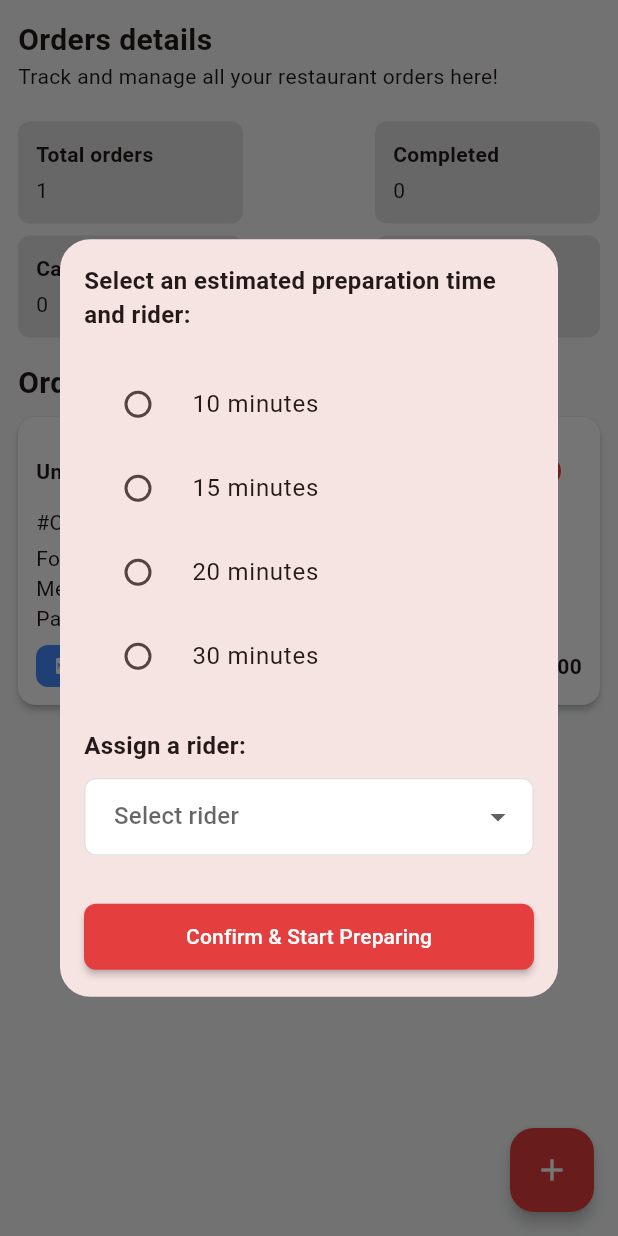
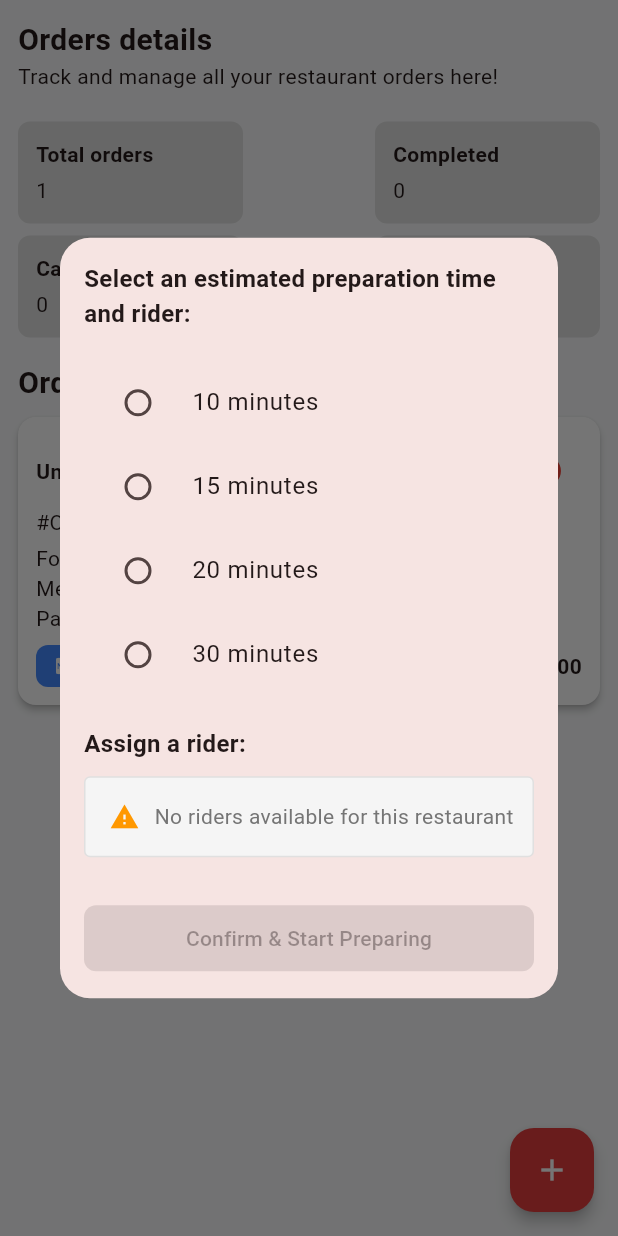
Before and after one commit to nhbi05/makbites, a Flutter app: the OrdersPage screen opened directly with empty values, after a tap on the "add" icon, after a tap on "Pending", on a phone screen of 412 x 824 dp. Run offline on Flutter 3.47's test engine with Material 3 defaults, Android fonts, the phone set to English and light mode, and no system bars; our stand-ins replace cached_network_image, cloud_firestore, firebase_auth, firebase_core, firebase_storage, geolocator and 6 more; missing offline and left inert: google_polyline_algorithm; accounts and stored records are empty.

Commit message:
assign_rider

```diff
--- a/lib/screens/vendor/orders.dart
+++ b/lib/screens/vendor/orders.dart
@@ -21,8 +21,8 @@ class _OrdersPageState extends State<OrdersPage> {
     _loadUsers();
   }
 
-  void _showSetPreparationTimeDialog(String orderId) {
-    showDialog(
+  void _showSetPreparationTimeDialog(String orderId) async {
+    final result = await showDialog(
       context: context,
       builder: (BuildContext context) => Dialog(
         shape: RoundedRectangleBorder(
@@ -30,11 +30,17 @@ class _OrdersPageState extends State<OrdersPage> {
         ),
         child: SetPreparationTimePage(
           orderId: orderId,
-          vendorRestaurantId: widget.vendorRestaurantId,
+          vendorRestaurantIdOrName: widget.vendorRestaurantId,
         ),
       ),
     );
+
+    // If dialog succeeded, force a rebuild:
+    if (result == true) {
+      setState(() {}); // This will not break the StreamBuilder, but re-evaluates the widget tree.
+    }
   }
+
 
   Future<void> _loadUsers() async {
     final userSnapshot = await FirebaseFirestore.instance.collection('users').get();
--- a/lib/screens/vendor/set_preparation_time.dart
+++ b/lib/screens/vendor/set_preparation_time.dart
@@ -3,11 +3,13 @@ import 'package:flutter/material.dart';
 
 class SetPreparationTimePage extends StatefulWidget {
   final String orderId;
-  final String vendorRestaurantId;
+
+  /// This can be the restaurant **ID** or the **name** — we’ll handle both.
+  final String vendorRestaurantIdOrName;
 
   const SetPreparationTimePage({
     required this.orderId,
-    required this.vendorRestaurantId,
+    required this.vendorRestaurantIdOrName,
   });
 
   @override
@@ -18,21 +20,76 @@ class _SetPreparationTimePageState extends State<SetPreparationTimePage> {
   String? selectedTime;
   String? selectedRiderId;
   bool _isSubmitting = false;
+  bool _isLoadingRiders = true;
 
   List<Map<String, dynamic>> _riders = [];
+  String? _restaurantDocId;
 
-  final List<String> times = ['10 minutes', '15 minutes', '20 minutes', '30 minutes'];
+  final List<String> times = [
+    '10 minutes',
+    '15 minutes',
+    '20 minutes',
+    '30 minutes',
+  ];
 
   @override
   void initState() {
     super.initState();
-    _fetchRiders();
+    _resolveRestaurantIdAndFetchRiders();
   }
 
+  /// Step 1: Figure out the actual restaurant Firestore doc ID
+  Future<void> _resolveRestaurantIdAndFetchRiders() async {
+    setState(() {
+      _isLoadingRiders = true;
+    });
+
+    try {
+      // Try to get the restaurant doc by ID first
+      final doc = await FirebaseFirestore.instance
+          .collection('restaurants')
+          .doc(widget.vendorRestaurantIdOrName)
+          .get();
+
+      if (doc.exists) {
+        // It is already the ID
+        _restaurantDocId = doc.id;
+      } else {
+        // Not an ID, so look up by name
+        final snapshot = await FirebaseFirestore.instance
+            .collection('restaurants')
+            .where('name', isEqualTo: widget.vendorRestaurantIdOrName)
+            .limit(1)
+            .get();
+
+        if (snapshot.docs.isEmpty) {
+          throw Exception(
+              'No restaurant found with name ${widget.vendorRestaurantIdOrName}');
+        }
+
+        _restaurantDocId = snapshot.docs.first.id;
+      }
+
+      print('Resolved restaurant ID: $_restaurantDocId');
+
+      await _fetchRiders();
+    } catch (e) {
+      print('Error resolving restaurant ID: $e');
+      _showSnackBar('Could not find restaurant. Please check and try again.');
+      setState(() {
+        _isLoadingRiders = false;
+      });
+    }
+  }
+
+  /// Step 2: Fetch riders using the resolved restaurant doc ID
   Future<void> _fetchRiders() async {
+    if (_restaurantDocId == null) return;
+
+    try {
       final snapshot = await FirebaseFirestore.instance
-        .collection('delivery_drivers')
-        .where('restaurantId', isEqualTo: widget.vendorRestaurantId)
+          .collection('delivery_riders')
+          .where('assigned_vendors', arrayContains: _restaurantDocId)
           .get();
 
       final ridersList = snapshot.docs.map((doc) {
@@ -45,7 +102,17 @@ class _SetPreparationTimePageState extends State<SetPreparationTimePage> {
 
       setState(() {
         _riders = ridersList;
+        _isLoadingRiders = false;
       });
+
+      print('Fetched ${_riders.length} riders for restaurant: $_restaurantDocId');
+    } catch (e) {
+      print('Error fetching riders: $e');
+      _showSnackBar('Error loading riders. Please try again.');
+      setState(() {
+        _isLoadingRiders = false;
+      });
+    }
   }
 
   Future<void> _submitTime() async {
@@ -66,15 +133,24 @@ class _SetPreparationTimePageState extends State<SetPreparationTimePage> {
     final selectedRider = _riders.firstWhere((r) => r['id'] == selectedRiderId);
 
     try {
-      await FirebaseFirestore.instance.collection('orders').doc(widget.orderId).update({
+      await FirebaseFirestore.instance
+          .collection('orders')
+          .doc(widget.orderId)
+          .update({
         'status': 'Start Preparing',
         'estimatedPreparationTime': selectedTime,
         'preparationStartTimestamp': FieldValue.serverTimestamp(),
-        'restaurant': widget.vendorRestaurantId,
+        'restaurant': _restaurantDocId,
         'assignedRiderId': selectedRiderId,
         'assignedRiderName': selectedRider['name'],
       });
-
+      //udpate the total delivery field
+      await FirebaseFirestore.instance
+          .collection('delivery_riders')
+          .doc(selectedRiderId)
+          .update({
+        'total_deliveries': FieldValue.increment(1),
+      });
       Navigator.pop(context, true);
     } catch (e) {
       _showSnackBar('Error: Could not update order.');
@@ -87,6 +163,66 @@ class _SetPreparationTimePageState extends State<SetPreparationTimePage> {
   void _showSnackBar(String message) {
     ScaffoldMessenger.of(context).showSnackBar(
       SnackBar(content: Text(message)),
+    );
+  }
+
+  Widget _buildRiderDropdown() {
+    if (_isLoadingRiders) {
+      return Container(
+        padding: EdgeInsets.all(16),
+        child: Row(
+          children: [
+            SizedBox(
+              width: 20,
+              height: 20,
+              child: CircularProgressIndicator(strokeWidth: 2),
+            ),
+            SizedBox(width: 10),
+            Text("Loading riders..."),
+          ],
+        ),
+      );
+    }
+
+    if (_riders.isEmpty) {
+      return Container(
+        padding: EdgeInsets.all(16),
+        decoration: BoxDecoration(
+          color: Colors.grey[100],
+          borderRadius: BorderRadius.circular(4),
+          border: Border.all(color: Colors.grey[300]!),
+        ),
+        child: Row(
+          children: [
+            Icon(Icons.warning, color: Colors.orange, size: 20),
+            SizedBox(width: 10),
+            Text(
+              "No riders available for this restaurant",
+              style: TextStyle(color: Colors.grey[600]),
+            ),
+          ],
+        ),
+      );
+    }
+
+    return DropdownButtonFormField<String>(
+      value: selectedRiderId,
+      hint: Text("Select rider"),
+      decoration: InputDecoration(
+        border: OutlineInputBorder(),
+        contentPadding: EdgeInsets.symmetric(horizontal: 12, vertical: 8),
+      ),
+      items: _riders.map((rider) {
+        return DropdownMenuItem<String>(
+          value: rider['id'],
+          child: Text(rider['name']),
+        );
+      }).toList(),
+      onChanged: (value) {
+        setState(() {
+          selectedRiderId = value;
+        });
+      },
     );
   }
 
@@ -119,26 +255,13 @@ class _SetPreparationTimePageState extends State<SetPreparationTimePage> {
             style: TextStyle(fontSize: 16, fontWeight: FontWeight.bold),
           ),
           SizedBox(height: 10),
-          DropdownButtonFormField<String>(
-            value: selectedRiderId,
-            hint: Text("Select rider"),
-            items: _riders.map((rider) {
-              return DropdownMenuItem<String>(
-                value: rider['id'],
-                child: Text(rider['name']),
-              );
-            }).toList(),
-            onChanged: (value) {
-              setState(() {
-                selectedRiderId = value;
-              });
-            },
-          ),
+          _buildRiderDropdown(),
           SizedBox(height: 30),
           SizedBox(
             width: double.infinity,
             child: ElevatedButton(
-              onPressed: _submitTime,
+              onPressed:
+              (_riders.isEmpty || _isLoadingRiders) ? null : _submitTime,
               child: Text("Confirm & Start Preparing"),
             ),
           ),
```
Lines whose indentation alone changed are shown as unchanged.
